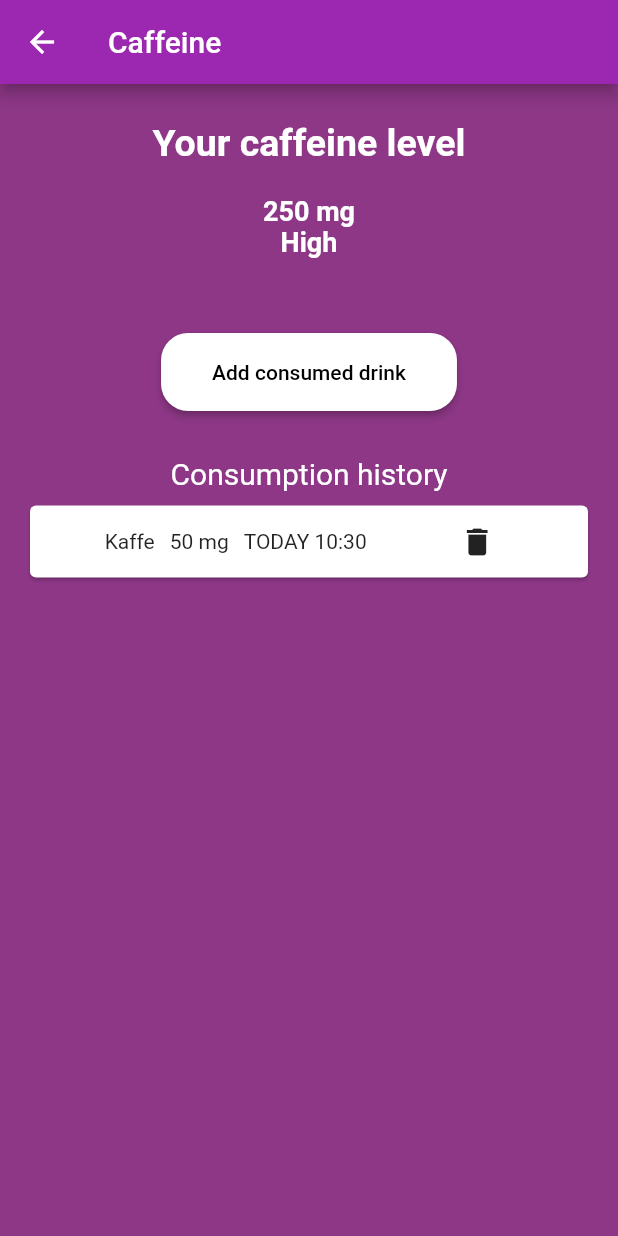
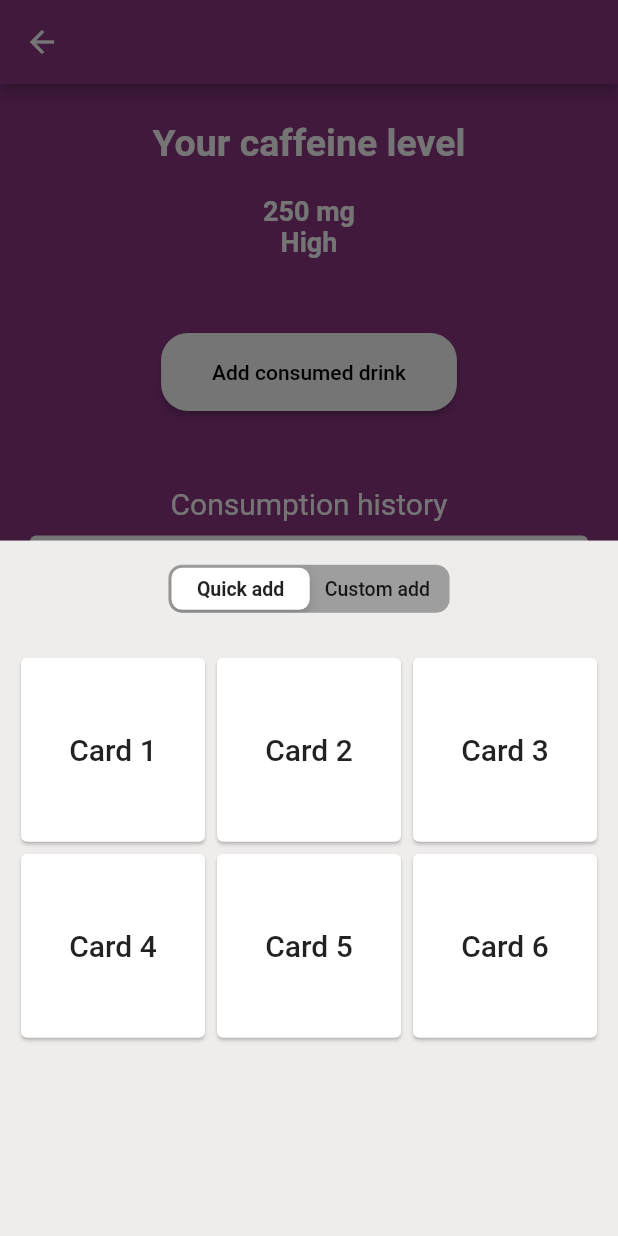
Before and after one commit to rikardro/HarmonyHub, a Flutter app: the CaffeineDetailedView screen opened directly, after a tap on "Add consumed drink", on a phone screen of 412 x 824 dp. Run offline on Flutter 3.47's test engine with Material 2 defaults, Android fonts, the phone set to English and light mode, and no system bars; our stand-ins replace bloc, cloud_firestore, equatable, firebase_auth, firebase_core, flutter_bloc and 1 more; accounts and stored records are empty.

Commit message:
initial work on adding caffeine popup view
Co-Authored-By: vistca <93658028+vistca@users.noreply.github.com>

```diff
--- a/healthapp/lib/caffeine_detailed_view.dart
+++ b/healthapp/lib/caffeine_detailed_view.dart
@@ -1,6 +1,9 @@
 import 'dart:developer';
 
+import 'package:syncfusion_flutter_gauges/gauges.dart';
+
 import 'package:cloud_firestore/cloud_firestore.dart';
+import 'package:flutter/cupertino.dart';
 import 'package:flutter/material.dart';
 import 'package:flutter/src/widgets/framework.dart';
 import 'package:flutter/src/widgets/placeholder.dart';
@@ -19,15 +22,15 @@ class _CaffeineDetailedViewState extends State<CaffeineDetailedView> {
   Widget build(BuildContext context) {
     return Scaffold(
       appBar: AppBar(
-        title: const Text("Caffeine"),
-        backgroundColor: Colors.purple,
+        title: const Text(""),
+        backgroundColor: Color(0xFF8D3786),
       ),
-      backgroundColor: Color(0xFF8D3786),
+      backgroundColor: const Color(0xFF8D3786),
       body: Center(
         child: Column(
           children: [
             Container(
-              margin: EdgeInsets.only(top: 25),
+              margin: const EdgeInsets.only(top: 25),
               child: Column(
                 children: const [
                   Text(
@@ -55,14 +58,16 @@ class _CaffeineDetailedViewState extends State<CaffeineDetailedView> {
                 ],
               ),
             ),
-            SizedBox(height: 50),
+            const SizedBox(height: 50),
             ElevatedButton(
               onPressed: () {
-                log("Adding caffeine");
                 //TODO: Why does this not work?
-                context.read<CaffeineBloc>().add(
-                      AddCaffeine(amount: 50.0, drinkType: "Kaffe"),
-                    );
+                showModalBottomSheet(
+                  context: context,
+                  builder: (BuildContext context) {
+                    return AddCaffeinePopup();
+                  },
+                );
               },
               style: ButtonStyle(
                 backgroundColor: MaterialStateProperty.all(Colors.white),
@@ -72,18 +77,18 @@ class _CaffeineDetailedViewState extends State<CaffeineDetailedView> {
                   ),
                 ),
               ),
-              child: Padding(
-                padding: const EdgeInsets.all(18.0),
+              child: const Padding(
+                padding: EdgeInsets.all(18.0),
                 child: Text("Add consumed drink",
                     style: TextStyle(color: Colors.black)),
               ),
             ),
-            SizedBox(height: 30),
-            Text(
+            const SizedBox(height: 50),
+            const Text(
               "Consumption history",
               style: TextStyle(color: Colors.white, fontSize: 20),
             ),
-            Expanded(child: CaffeineList())
+            const Expanded(child: CaffeineList())
           ],
         ),
       ),
@@ -128,7 +133,7 @@ class CaffeineList extends StatelessWidget {
               timeConsumed.minute.toString().padLeft(2, '0');
         }
         return Card(
-          margin: EdgeInsets.symmetric(horizontal: 20, vertical: 10),
+          margin: const EdgeInsets.symmetric(horizontal: 20, vertical: 10),
           child: Row(
             mainAxisAlignment: MainAxisAlignment.spaceEvenly,
             children: [
@@ -137,20 +142,151 @@ class CaffeineList extends StatelessWidget {
                 crossAxisAlignment: CrossAxisAlignment.start,
                 children: [
                   Text(listCards[index].product),
-                  SizedBox(width: 10),
+                  const SizedBox(width: 10),
                   Text('${listCards[index].caffeineAmount} mg'),
-                  SizedBox(width: 10),
+                  const SizedBox(width: 10),
                   Text(dateText),
                 ],
               ),
               IconButton(
-                icon: Icon(Icons.delete),
+                icon: const Icon(Icons.delete),
                 onPressed: () {},
               ),
             ],
           ),
         );
       },
+    );
+  }
+}
+
+class AddCaffeinePopup extends StatefulWidget {
+  const AddCaffeinePopup({Key? key}) : super(key: key);
+
+  @override
+  _AddCaffeinePopupState createState() => _AddCaffeinePopupState();
+}
+
+class _AddCaffeinePopupState extends State<AddCaffeinePopup> {
+  final Map<int, Widget> _tabs = {
+    0: Text('Quick add'),
+    1: Text('Custom add'),
+  };
+
+  int _selectedTab = 0;
+
+  @override
+  Widget build(BuildContext context) {
+    return Container(
+      color: Color(0xFFEFECEC),
+      height: MediaQuery.of(context).size.height * 0.8,
+      child: Column(
+        children: [
+          SizedBox(height: 16.0),
+          CupertinoSlidingSegmentedControl(
+            groupValue: _selectedTab,
+            children: _tabs,
+            onValueChanged: (value) {
+              setState(() {
+                _selectedTab = value!;
+              });
+            },
+            backgroundColor: Colors.grey,
+            thumbColor: Colors.white,
+          ),
+          SizedBox(height: 16.0),
+          Expanded(
+            child: IndexedStack(
+              index: _selectedTab,
+              children: [
+                // Drink tab
+                QuickAddGrid(),
+                // Food tab
+                CustomAddSliders(),
+              ],
+            ),
+          ),
+        ],
+      ),
+    );
+  }
+}
+
+class CustomAddSliders extends StatefulWidget {
+  @override
+  _CustomAddSlidersState createState() => _CustomAddSlidersState();
+}
+
+class _CustomAddSlidersState extends State<CustomAddSliders> {
+  double _sliderValue1 = 0;
+  double _sliderValue2 = 0;
+  double _sliderValue3 = 0;
+
+  @override
+  Widget build(BuildContext context) {
+    return Column(
+      mainAxisAlignment: MainAxisAlignment.center,
+      children: [
+        Slider(
+          value: _sliderValue1,
+          onChanged: (newValue) {
+            setState(() {
+              _sliderValue1 = newValue;
+            });
+          },
+          min: 0,
+          max: 100,
+          divisions: 10,
+          label: 'Slider 1: $_sliderValue1',
+        ),
+        Slider(
+          value: _sliderValue2,
+          onChanged: (newValue) {
+            setState(() {
+              _sliderValue2 = newValue;
+            });
+          },
+          min: 0,
+          max: 100,
+          divisions: 10,
+          label: 'Slider 2: $_sliderValue2',
+        ),
+        Slider(
+          value: _sliderValue3,
+          onChanged: (newValue) {
+            setState(() {
+              _sliderValue3 = newValue;
+            });
+          },
+          min: 0,
+          max: 100,
+          divisions: 10,
+          label: 'Slider 3: $_sliderValue3',
+        ),
+      ],
+    );
+  }
+}
+
+class QuickAddGrid extends StatelessWidget {
+  @override
+  Widget build(BuildContext context) {
+    return Padding(
+      padding: EdgeInsets.all(10),
+      child: GridView.count(
+        crossAxisCount: 3,
+        children: List.generate(6, (index) {
+          return Card(
+            color: Colors.white,
+            child: Center(
+              child: Text(
+                'Card ${index + 1}',
+                style: Theme.of(context).textTheme.headline6,
+              ),
+            ),
+          );
+        }),
+      ),
     );
   }
 }
@@ -173,3 +309,61 @@ class CaffeineRecord {
     required this.timeConsumed,
   });
 }
+
+/* class _AddCaffeinePopupState extends State<AddCaffeinePopup> with SingleTickerProviderStateMixin {
+  late TabController _tabController;
+
+  @override
+  void initState() {
+    super.initState();
+    _tabController = TabController(length: 2, vsync: this);
+  }
+
+  @override
+  void dispose() {
+    _tabController.dispose();
+    super.dispose();
+  }
+
+  @override
+  Widget build(BuildContext context) {
+    return Container(
+      height: MediaQuery.of(context).size.height * 0.5,
+      decoration: BoxDecoration(
+        color: Colors.white,
+        borderRadius: BorderRadius.only(topLeft: Radius.circular(20), topRight: Radius.circular(20)),
+      ),
+      child: Column(
+        children: [
+          TabBar(
+            controller: _tabController,
+            tabs: [
+              Tab(text: "Snabbval"),
+              Tab(text: "Avancerat"),
+            ],
+            indicatorColor: Colors.blue,
+            labelColor: Colors.blue,
+            unselectedLabelColor: Colors.grey,
+            labelStyle: TextStyle(fontSize: 16, fontWeight: FontWeight.bold),
+            unselectedLabelStyle: TextStyle(fontSize: 16),
+          ),
+          Expanded(
+            child: TabBarView(
+              controller: _tabController,
+              children: [
+                // Add Drink page
+                Center(
+                  child: Text("Add consumed drink"),
+                ),
+                // History page
+                Center(
+                  child: Text("Caffeine intake history"),
+                ),
+              ],
+            ),
+          ),
+        ],
+      ),
+    );
+  }
+} */
--- a/healthapp/lib/dashboard/dashboard_cards/caffeine_card.dart
+++ b/healthapp/lib/dashboard/dashboard_cards/caffeine_card.dart
@@ -18,7 +18,6 @@ class CaffeineCard extends StatelessWidget {
       color: Color(0xFFEB7D7A),
       child:
           BlocBuilder<CaffeineBloc, CaffeineState>(builder: (context, state) {
-        //log(state.status.toString() + "hej");
         if (state.status == CaffeineStatus.loading) {
           return CircularProgressIndicator();
         } else {
--- a/healthapp/pubspec.yaml
+++ b/healthapp/pubspec.yaml
@@ -43,6 +43,7 @@ dependencies:
   firebase_storage: ^11.0.14
   firebase_auth: ^4.2.9
   equatable: ^2.0.5
+  syncfusion_flutter_gauges: ^21.1.39
 
 dev_dependencies:
   flutter_test:
```
Also changed, not shown: healthapp/pubspec.lock.
